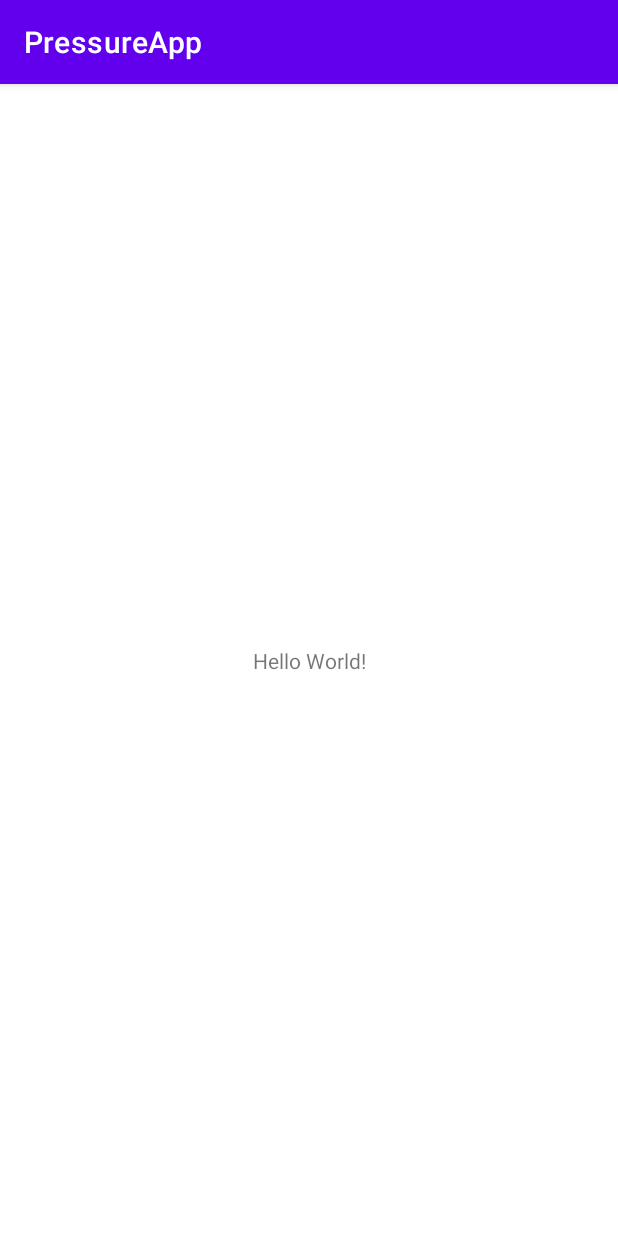
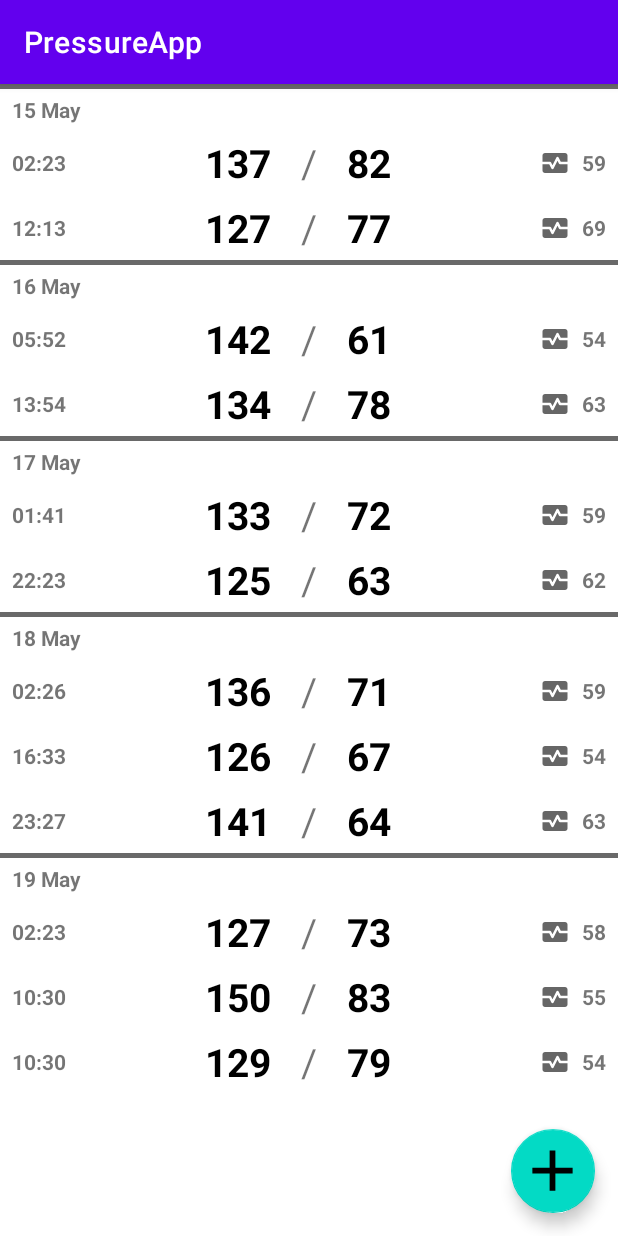
Before and after one commit to MeeWeeL/PressureApp, an Android app: the screen it shows after launch (MainActivity), on a phone screen of 412 x 824 dp. Run offline under Robolectric (Android 15) with nearby library versions, the phone set to English and light mode, and no system bars; our stand-ins replace RxJava.

Commit message:
Its work with FakeRepository

```diff
--- a/app/src/main/AndroidManifest.xml
+++ b/app/src/main/AndroidManifest.xml
@@ -10,7 +10,7 @@
         android:supportsRtl="true"
         android:theme="@style/Theme.PressureApp">
         <activity
-            android:name=".MainActivity"
+            android:name=".ui.MainActivity"
             android:exported="true">
             <intent-filter>
                 <action android:name="android.intent.action.MAIN" />
--- a/app/src/main/java/com/meeweel/pressureapp/MainActivity.kt
+++ /dev/null
@@ -1,11 +0,0 @@
-package com.meeweel.pressureapp
-
-import androidx.appcompat.app.AppCompatActivity
-import android.os.Bundle
-
-class MainActivity : AppCompatActivity() {
-    override fun onCreate(savedInstanceState: Bundle?) {
-        super.onCreate(savedInstanceState)
-        setContentView(R.layout.activity_main)
-    }
-}
--- /dev/null
+++ b/app/src/main/java/com/meeweel/pressureapp/data/Repository.kt
@@ -0,0 +1,10 @@
+package com.meeweel.pressureapp.data
+
+import com.meeweel.pressureapp.domain.Item
+import io.reactivex.rxjava3.core.Single
+
+interface Repository {
+
+    fun getItems() : Single<List<Item>>
+    fun addItem(item: Item)
+}
--- /dev/null
+++ b/app/src/main/java/com/meeweel/pressureapp/data/RepositoryFakeImpl.kt
@@ -0,0 +1,16 @@
+package com.meeweel.pressureapp.data
+
+import com.meeweel.pressureapp.domain.FakeRepo
+import com.meeweel.pressureapp.domain.Item
+import io.reactivex.rxjava3.core.Single
+
+class RepositoryFakeImpl(private val repo: FakeRepo = FakeRepo()) : Repository {
+
+    override fun getItems() : Single<List<Item>> {
+        return repo.getList()
+    }
+
+    override fun addItem(item: Item) {
+        repo.addItem(item)
+    }
+}
--- /dev/null
+++ b/app/src/main/java/com/meeweel/pressureapp/domain/FakeRepo.kt
@@ -0,0 +1,34 @@
+package com.meeweel.pressureapp.domain
+
+import android.annotation.SuppressLint
+import io.reactivex.rxjava3.core.Single
+import java.text.SimpleDateFormat
+import java.util.*
+
+class FakeRepo {
+
+    @SuppressLint("SimpleDateFormat")
+    val timeFormat = SimpleDateFormat("hh:mm")
+    @SuppressLint("SimpleDateFormat")
+    val dateFormat = SimpleDateFormat("dd MMM")
+
+    private val list: MutableList<Item> = mutableListOf(
+        Item(0,"15 May","02:23",137,82,59),
+        Item(1,"15 May","12:13",127,77,69),
+        Item(2,"16 May","05:52",142,61,54),
+        Item(3,"16 May","13:54",134,78,63),
+        Item(4,"17 May","01:41",133,72,59),
+        Item(5,"17 May","22:23",125,63,62),
+        Item(6,"18 May","02:26",136,71,59),
+        Item(7,"18 May","16:33",126,67,54),
+        Item(8,"18 May","23:27",141,64,63),
+        Item(9,"19 May","02:23",127,73,58),
+        Item(10, dateFormat.format(Date()).toString(), timeFormat.format(Date()).toString(),150,83,55),
+        Item(11, dateFormat.format(Date()).toString(), timeFormat.format(Date()).toString(),129,79,54)
+    )
+
+    fun getList(): Single<List<Item>> = Single.just(list)
+    fun addItem(item: Item) {
+        list.add(item)
+    }
+}
--- /dev/null
+++ b/app/src/main/java/com/meeweel/pressureapp/domain/Item.kt
@@ -0,0 +1,10 @@
+package com.meeweel.pressureapp.domain
+
+data class Item(
+    val id: Int,
+    val data: String,
+    val time: String,
+    val firstPressure: Int,
+    val secondPressure: Int,
+    val pulse: Int
+)
--- /dev/null
+++ b/app/src/main/java/com/meeweel/pressureapp/ui/MainActivity.kt
@@ -0,0 +1,72 @@
+package com.meeweel.pressureapp.ui
+
+import android.R
+import android.annotation.SuppressLint
+import android.app.Dialog
+import androidx.appcompat.app.AppCompatActivity
+import android.os.Bundle
+import android.widget.ArrayAdapter
+import androidx.lifecycle.Observer
+import androidx.lifecycle.ViewModelProvider
+import com.meeweel.pressureapp.databinding.ActivityMainBinding
+import com.meeweel.pressureapp.databinding.NewItemDialogLayoutBinding
+import com.meeweel.pressureapp.domain.Item
+import java.text.SimpleDateFormat
+import java.util.*
+
+class MainActivity : AppCompatActivity() {
+
+    lateinit var bind: ActivityMainBinding
+    private val adapter = MainRecyclerAdapter()
+    private val viewModel: MainViewModel by lazy {
+        ViewModelProvider(this).get(MainViewModel::class.java)
+    }
+
+    override fun onCreate(savedInstanceState: Bundle?) {
+        super.onCreate(savedInstanceState)
+        bind = ActivityMainBinding.inflate(layoutInflater)
+        setContentView(bind.root)
+        initRecycler()
+        initFabListener()
+    }
+
+    private fun initFabListener() {
+        bind.fab.setOnClickListener { showNewItemDialog() }
+    }
+
+    private fun initRecycler() {
+        val observer = Observer<List<Item>> {
+            adapter.setData(it)
+        }
+        bind.recycler.adapter = adapter
+        viewModel.getData().observe(this, observer)
+        viewModel.requestPosts()
+    }
+
+    fun showNewItemDialog() {
+        val dialog = Dialog(this)
+        val filterBinding = NewItemDialogLayoutBinding.inflate(layoutInflater)
+        dialog.setContentView(filterBinding.root)
+        dialog.show()
+
+        filterBinding.btn.setOnClickListener {
+            @SuppressLint("SimpleDateFormat")
+            val timeFormat = SimpleDateFormat("hh:mm")
+
+            @SuppressLint("SimpleDateFormat")
+            val dateFormat = SimpleDateFormat("dd MMM")
+
+            val newItem = Item(
+                0,
+                dateFormat.format(Date()).toString(),
+                timeFormat.format(Date()).toString(),
+                filterBinding.pressure1.text.toString().toInt(),
+                filterBinding.pressure2.text.toString().toInt(),
+                filterBinding.pulse.text.toString().toInt()
+            )
+
+            viewModel.saveNewItem(newItem)
+            dialog.cancel()
+        }
+    }
+}
--- /dev/null
+++ b/app/src/main/java/com/meeweel/pressureapp/ui/MainRecyclerAdapter.kt
@@ -0,0 +1,59 @@
+package com.meeweel.pressureapp.ui
+
+import android.view.LayoutInflater
+import android.view.View
+import android.view.ViewGroup
+import androidx.recyclerview.widget.RecyclerView
+import com.meeweel.pressureapp.databinding.RecyclerItemBinding
+import com.meeweel.pressureapp.domain.Item
+
+class MainRecyclerAdapter :
+    RecyclerView.Adapter<MainRecyclerAdapter.MainViewHolder>() {
+
+    private var dataItems: List<Item> = listOf()
+
+    override fun onCreateViewHolder(parent: ViewGroup, viewType: Int): MainViewHolder {
+        val binding = RecyclerItemBinding.inflate(
+            LayoutInflater.from(parent.context),
+            parent,
+            false
+        )
+        return MainViewHolder(binding)
+    }
+
+    override fun onBindViewHolder(holder: MainViewHolder, position: Int) {
+        holder.bind(dataItems[position], position)
+    }
+
+    override fun getItemCount(): Int {
+        return dataItems.size
+    }
+
+    inner class MainViewHolder(private val binding: RecyclerItemBinding) :
+        RecyclerView.ViewHolder(binding.root) {
+
+        fun bind(item: Item, position: Int) {
+            binding.apply {
+                if (position != 0) if (dataItems[position - 1].data == item.data) {
+                    data.visibility = View.GONE
+                    line.visibility = View.GONE
+                }
+                time.text = item.time
+                data.text = item.data
+                pressure1.text = item.firstPressure.toString()
+                pressure2.text = item.secondPressure.toString()
+                pulse.text = item.pulse.toString()
+            }
+        }
+    }
+
+    fun addItem(item: Item) {
+        dataItems = dataItems + item
+        notifyItemInserted(dataItems.size - 1)
+    }
+
+    fun setData(data: List<Item>) {
+        dataItems = data
+        notifyDataSetChanged()
+    }
+}
--- /dev/null
+++ b/app/src/main/java/com/meeweel/pressureapp/ui/MainViewModel.kt
@@ -0,0 +1,37 @@
+package com.meeweel.pressureapp.ui
+
+import androidx.lifecycle.LiveData
+import androidx.lifecycle.MutableLiveData
+import androidx.lifecycle.ViewModel
+import com.meeweel.pressureapp.data.Repository
+import com.meeweel.pressureapp.data.RepositoryFakeImpl
+import com.meeweel.pressureapp.domain.Item
+import io.reactivex.rxjava3.android.schedulers.AndroidSchedulers
+import io.reactivex.rxjava3.schedulers.Schedulers
+
+class MainViewModel(private val repo: Repository = RepositoryFakeImpl()) :
+    ViewModel() {
+
+    private val liveDataToObserve: MutableLiveData<List<Item>> = MutableLiveData(listOf())
+
+    fun getData(): LiveData<List<Item>> {
+        return liveDataToObserve
+    }
+
+    fun requestPosts() = requestPostsFromApi()
+
+    private fun requestPostsFromApi() {
+        repo.getItems()
+            .subscribeOn(Schedulers.io())
+            .observeOn(AndroidSchedulers.mainThread())
+            .subscribe({
+                liveDataToObserve.postValue(it)
+            }, {
+
+            })
+    }
+
+    fun saveNewItem(item: Item) {
+        repo.addItem(item)
+    }
+}
--- /dev/null
+++ b/app/src/main/res/drawable/ic_monitor_heart.xml
@@ -0,0 +1,13 @@
+<vector xmlns:android="http://schemas.android.com/apk/res/android"
+    android:width="24dp"
+    android:height="24dp"
+    android:viewportWidth="24"
+    android:viewportHeight="24"
+    android:tint="?attr/colorControlNormal">
+  <path
+      android:fillColor="@android:color/white"
+      android:pathData="M15.11,12.45L14,10.24l-3.11,6.21C10.73,16.79 10.38,17 10,17s-0.73,-0.21 -0.89,-0.55L7.38,13H2v5c0,1.1 0.9,2 2,2h16c1.1,0 2,-0.9 2,-2v-5h-6C15.62,13 15.27,12.79 15.11,12.45z"/>
+  <path
+      android:fillColor="@android:color/white"
+      android:pathData="M20,4H4C2.9,4 2,4.9 2,6v5h6c0.38,0 0.73,0.21 0.89,0.55L10,13.76l3.11,-6.21c0.34,-0.68 1.45,-0.68 1.79,0L16.62,11H22V6C22,4.9 21.1,4 20,4z"/>
+</vector>
--- /dev/null
+++ b/app/src/main/res/drawable/ic_plus.xml
@@ -0,0 +1,5 @@
+<vector android:height="34dp" android:tint="?attr/colorControlNormal"
+    android:viewportHeight="24" android:viewportWidth="24"
+    android:width="34dp" xmlns:android="http://schemas.android.com/apk/res/android">
+    <path android:fillColor="@android:color/white" android:pathData="M19,13h-6v6h-2v-6H5v-2h6V5h2v6h6v2z"/>
+</vector>
--- a/app/src/main/res/layout/activity_main.xml
+++ b/app/src/main/res/layout/activity_main.xml
@@ -1,18 +1,24 @@
 <?xml version="1.0" encoding="utf-8"?>
-<androidx.constraintlayout.widget.ConstraintLayout xmlns:android="http://schemas.android.com/apk/res/android"
+<FrameLayout xmlns:android="http://schemas.android.com/apk/res/android"
     xmlns:app="http://schemas.android.com/apk/res-auto"
     xmlns:tools="http://schemas.android.com/tools"
     android:layout_width="match_parent"
     android:layout_height="match_parent"
-    tools:context=".MainActivity">
+    tools:context=".ui.MainActivity">
 
-    <TextView
+    <androidx.recyclerview.widget.RecyclerView
+        android:id="@+id/recycler"
+        android:layout_width="match_parent"
+        android:layout_height="match_parent"
+        app:layoutManager="androidx.recyclerview.widget.LinearLayoutManager"
+        tools:listitem="@layout/recycler_item"/>
+
+    <com.google.android.material.floatingactionbutton.FloatingActionButton
+        android:id="@+id/fab"
+        app:maxImageSize="46dp"
+        android:src="@drawable/ic_plus"
         android:layout_width="wrap_content"
         android:layout_height="wrap_content"
-        android:text="Hello World!"
-        app:layout_constraintBottom_toBottomOf="parent"
-        app:layout_constraintLeft_toLeftOf="parent"
-        app:layout_constraintRight_toRightOf="parent"
-        app:layout_constraintTop_toTopOf="parent" />
-
-</androidx.constraintlayout.widget.ConstraintLayout>
+        android:layout_gravity="end|bottom"
+        android:layout_margin="15dp"/>
+</FrameLayout>
--- /dev/null
+++ b/app/src/main/res/layout/recycler_item.xml
@@ -0,0 +1,103 @@
+<?xml version="1.0" encoding="utf-8"?>
+<LinearLayout xmlns:android="http://schemas.android.com/apk/res/android"
+    android:layout_width="match_parent"
+    android:layout_height="wrap_content"
+    xmlns:app="http://schemas.android.com/apk/res-auto"
+    android:orientation="vertical">
+
+    <FrameLayout
+        android:id="@+id/line"
+        android:layout_width="match_parent"
+        android:layout_height="3dp"
+        android:background="#696969"/>
+
+    <TextView
+        android:id="@+id/data"
+        android:layout_width="match_parent"
+        android:layout_height="wrap_content"
+        android:text="@string/default_data"
+        android:textStyle="bold"
+        android:paddingTop="4dp"
+        android:paddingBottom="4dp"
+        android:paddingStart="8dp"/>
+
+    <androidx.constraintlayout.widget.ConstraintLayout
+        android:layout_width="match_parent"
+        android:layout_height="wrap_content"
+        android:orientation="horizontal">
+
+        <TextView
+            android:id="@+id/time"
+            android:layout_width="wrap_content"
+            android:layout_height="wrap_content"
+            android:text="@string/default_time"
+            android:textStyle="bold"
+            android:paddingTop="4dp"
+            android:paddingBottom="4dp"
+            android:paddingStart="8dp"
+            app:layout_constraintStart_toStartOf="parent"
+            app:layout_constraintTop_toTopOf="parent"
+            app:layout_constraintBottom_toBottomOf="parent"/>
+
+        <TextView
+            android:id="@+id/pressure_1"
+            android:layout_width="wrap_content"
+            android:layout_height="wrap_content"
+            android:text="137"
+            android:textSize="26sp"
+            android:textStyle="bold"
+            android:paddingTop="4dp"
+            android:paddingBottom="4dp"
+            android:textColor="@color/black"
+            app:layout_constraintTop_toTopOf="parent"
+            app:layout_constraintBottom_toBottomOf="parent"
+            app:layout_constraintEnd_toStartOf="@id/between"/>
+
+        <TextView
+            android:id="@+id/between"
+            android:layout_width="wrap_content"
+            android:layout_height="wrap_content"
+            android:text="   /   "
+            android:textSize="26sp"
+            app:layout_constraintTop_toTopOf="parent"
+            app:layout_constraintBottom_toBottomOf="parent"
+            app:layout_constraintStart_toStartOf="parent"
+            app:layout_constraintEnd_toEndOf="parent"/>
+        <TextView
+            android:id="@+id/pressure_2"
+            android:layout_width="wrap_content"
+            android:layout_height="wrap_content"
+            android:text="71"
+            android:textSize="26sp"
+            android:textStyle="bold"
+            android:paddingTop="4dp"
+            android:paddingBottom="4dp"
+            android:textColor="@color/black"
+            app:layout_constraintTop_toTopOf="parent"
+            app:layout_constraintBottom_toBottomOf="parent"
+            app:layout_constraintStart_toEndOf="@id/between"/>
+
+        <ImageView
+            android:id="@+id/heart"
+            android:layout_width="20dp"
+            android:layout_height="20dp"
+            android:src="@drawable/ic_monitor_heart"
+            app:layout_constraintTop_toTopOf="parent"
+            app:layout_constraintBottom_toBottomOf="parent"
+            app:layout_constraintEnd_toStartOf="@id/pulse"/>
+
+        <TextView
+            android:id="@+id/pulse"
+            android:layout_width="wrap_content"
+            android:layout_height="wrap_content"
+            android:text="59"
+            android:textStyle="bold"
+            android:paddingTop="4dp"
+            android:paddingBottom="4dp"
+            android:paddingStart="8dp"
+            android:paddingEnd="8dp"
+            app:layout_constraintEnd_toEndOf="parent"
+            app:layout_constraintTop_toTopOf="parent"
+            app:layout_constraintBottom_toBottomOf="parent"/>
+    </androidx.constraintlayout.widget.ConstraintLayout>
+</LinearLayout>
--- a/app/src/main/res/values/strings.xml
+++ b/app/src/main/res/values/strings.xml
@@ -1,3 +1,5 @@
 <resources>
     <string name="app_name">PressureApp</string>
+    <string name="default_data">25 октября</string>
+    <string name="default_time">23:54</string>
 </resources>
```
Also changed, not shown: app/build.gradle (+7 -0 lines), app/src/main/java/com/meeweel/pressureapp/data/RepositoryImpl.kt (added, +15 -0 lines), app/src/main/res/layout/new_item_dialog_layout.xml (added, +93 -0 lines).
